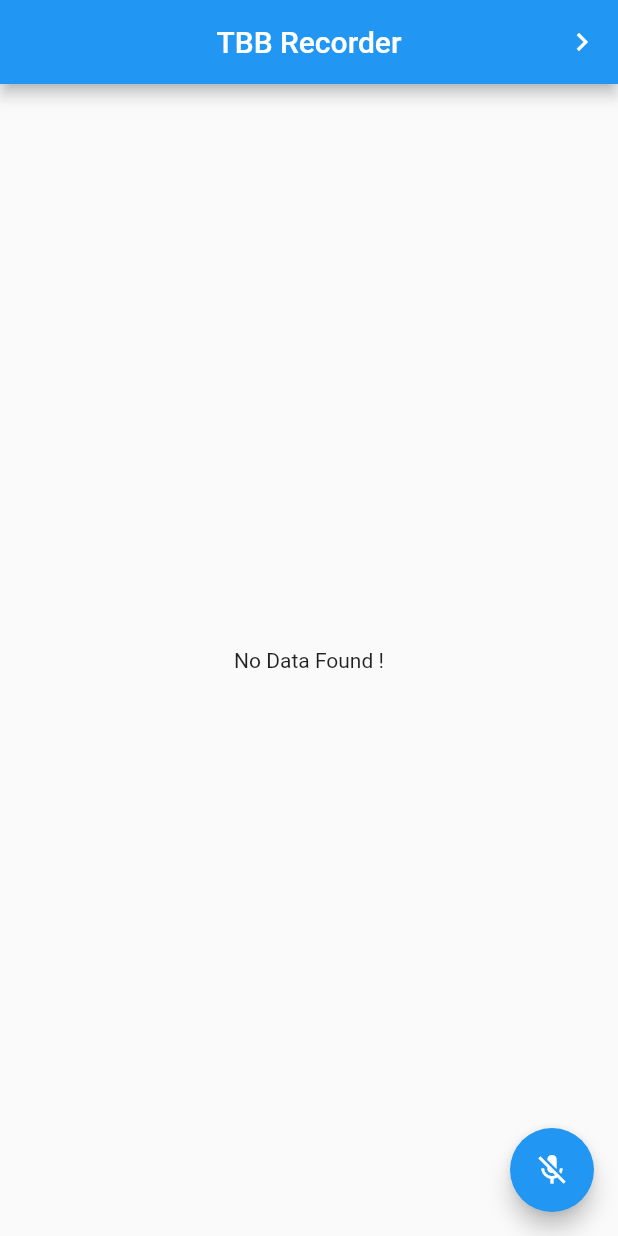
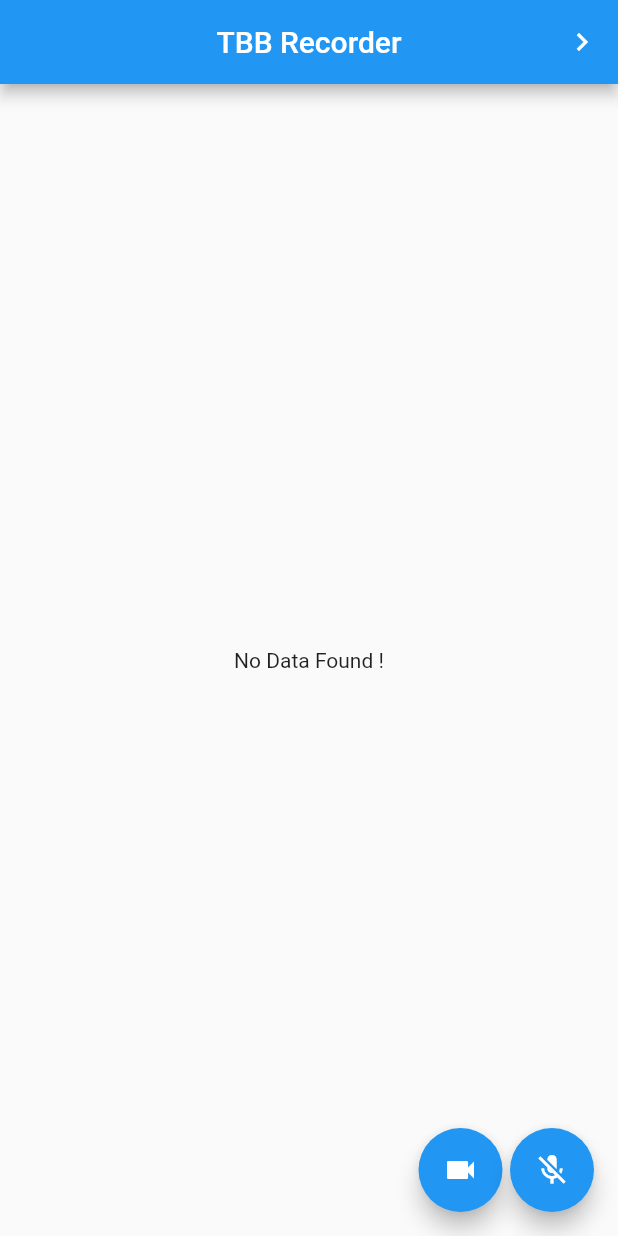
Before and after one commit to aniketsongara/audio_recorder_tbb, a Flutter app: the screen it shows after launch, on a phone screen of 412 x 824 dp. Run offline on Flutter 3.47's test engine with Material 2 defaults, Android fonts, the phone set to English and light mode, and no system bars; our stand-ins replace audioplayers, camera, file, image_picker, permission_handler; missing offline and left inert: audio_recorder.

```diff
--- a/lib/main.dart
+++ b/lib/main.dart
@@ -1,3 +1,4 @@
+
 import 'dart:io' as io;
 import 'dart:math';
 import 'dart:async';
@@ -5,6 +6,7 @@ import 'package:audio_recorder/audio_recorder.dart';
 import 'package:file/file.dart';
 import 'package:file/local.dart';
 import 'package:flutter/material.dart';
+import 'package:image_picker/image_picker.dart';
 import 'package:path_provider/path_provider.dart';
 import 'package:permission_handler/permission_handler.dart';
 import 'package:audioplayers/audioplayers.dart';
@@ -219,12 +221,30 @@ class AppBodyState extends State<AppBody> {
                   child: Text('No Data Found !'),
                 ),
       floatingActionButton:
-     FloatingActionButton(
-        backgroundColor:
-        _isRecording ? Colors.green : Theme.of(context).primaryColor,
-        onPressed: _isRecording ? _stop : _start,
-        child: Icon(_isRecording ? Icons.mic : Icons.mic_off),
-      ),
+      Row(
+        mainAxisAlignment: MainAxisAlignment.end,
+        mainAxisSize: MainAxisSize.min,
+        children: <Widget>[
+          FloatingActionButton(
+            onPressed: () async {
+             Navigator.push(context,MaterialPageRoute(builder: (context)=>VideoHome()));
+
+            },
+            child: Icon(Icons.videocam),
+            tooltip: "Capture a video",
+          ),
+          const SizedBox(
+            width: 5.0,
+          ),
+          FloatingActionButton(
+            backgroundColor:
+            _isRecording ? Colors.green : Theme.of(context).primaryColor,
+            onPressed: _isRecording ? _stop : _start,
+            child: Icon(_isRecording ? Icons.mic : Icons.mic_off),
+          )
+        ],
+      )
+    ,
     );
   }
   void logError(String code, String message) =>
--- a/pubspec.yaml
+++ b/pubspec.yaml
@@ -36,7 +36,8 @@ dependencies:
   camera:
   video_player:
   fluttertoast:
-  #video_thumbnail:
+  video_thumbnail:
+  image_picker:
 
 
 dev_dependencies:
```
Also changed, not shown: pubspec.lock.
